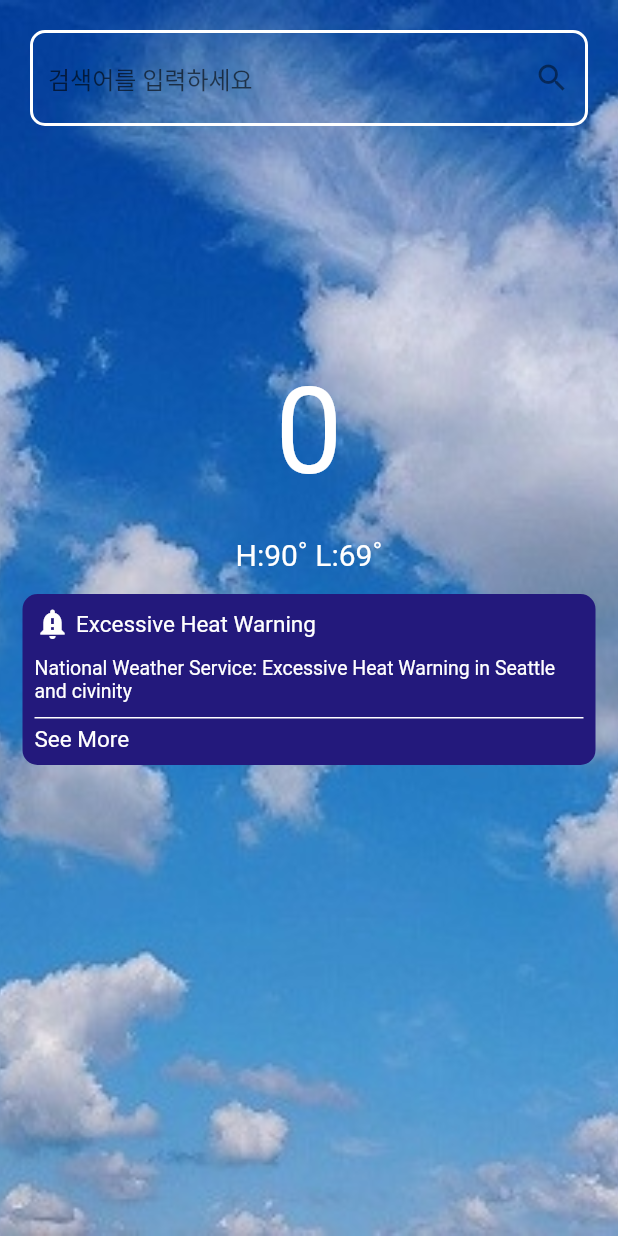
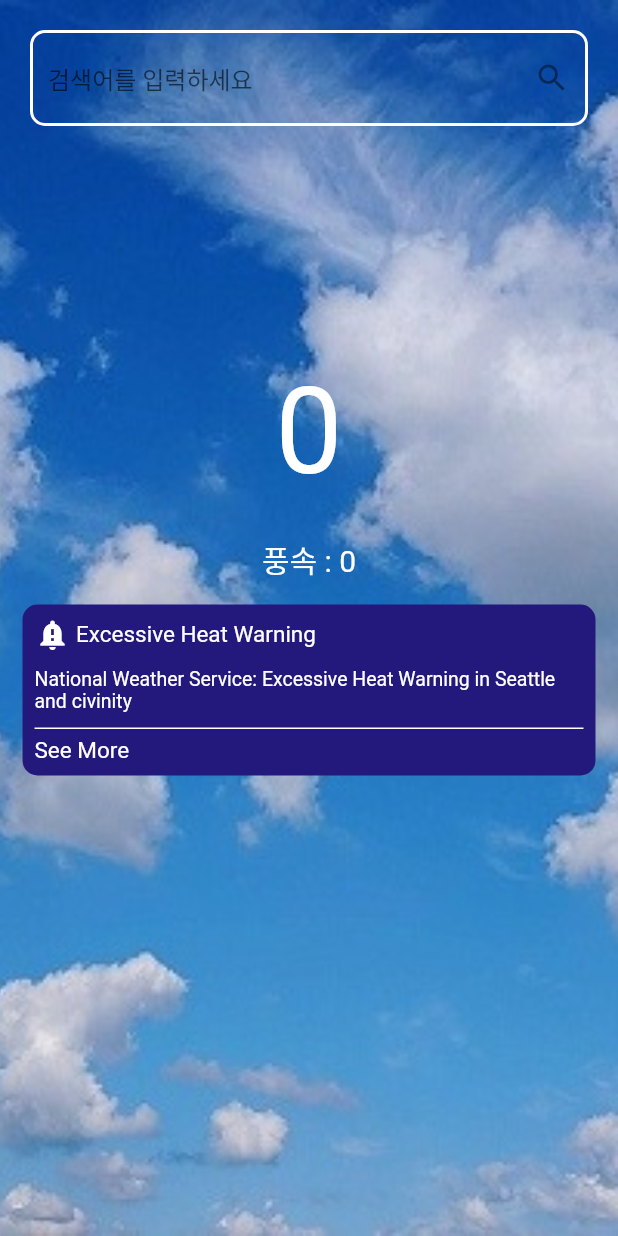
Before and after one commit to wogks/weather-app, a Flutter app: the screen it shows after launch, on a phone screen of 412 x 824 dp. Run offline on Flutter 3.47's test engine with Material 2 defaults, Android fonts, the phone set to English and light mode, and no system bars.

Commit message:
Add: 푸   A 풍풍속 추가

```diff
--- a/lib/api/weather_api.dart
+++ b/lib/api/weather_api.dart
@@ -3,8 +3,9 @@ import 'dart:convert';
 import 'package:http/http.dart' as http;
 import 'package:wheather_app/model/weather_model_class.dart';
 
-class WeatherApi{
-  Future<WeatherModelClass> getWeather(String query) async {//쿼리를 통해 쿼리 검색한거에 해당하는 정보 다가져옴
+class WeatherApi {
+  Future<WeatherModelClass> getWeather(String query) async {
+    //쿼리를 통해 쿼리 검색한거에 해당하는 정보 다가져옴
     Uri url = Uri.parse(
         'https://api.openweathermap.org/data/2.5/weather?q=$query&appid=95114a1e948559e010396b4debdf1672');
 
@@ -13,14 +14,15 @@ class WeatherApi{
 
     Map<String, dynamic> json = jsonDecode(jsonString);
 
-
     String weatherName = json['name'] as String;
     num weatherTemp = json['main']['temp'] as num;
-      String weather = json['weather'][0]['main'] as String; //웨더 스트링에서 첫번째 덩어리에서 메인의 밸류값
+    String weather =
+        json['weather'][0]['main'] as String; //웨더 스트링에서 첫번째 덩어리에서 메인의 밸류값
     //여기서 필요한걸 가져오고
+    num wind = json['wind']['speed'] as num;
+    print(wind);
 
-      return WeatherModelClass(name: weatherName, temp: weatherTemp, weather: weather);
-
-
+    return WeatherModelClass(
+        name: weatherName, temp: weatherTemp, weather: weather, wind: wind);
   }
 }
--- a/lib/main.dart
+++ b/lib/main.dart
@@ -17,7 +17,6 @@ class MyApp extends StatelessWidget {
     return MaterialApp(
       title: 'Flutter Demo',
       theme: ThemeData(
-
         primarySwatch: Colors.blue,
       ),
       home: const MainScreen(),
--- a/lib/model/weather_model_class.dart
+++ b/lib/model/weather_model_class.dart
@@ -2,6 +2,8 @@ class WeatherModelClass {
   String name;
   num temp;
   String weather;
+  num wind;
 
-  WeatherModelClass({required this.name, required this.temp, required this. weather});
+  WeatherModelClass(
+      {required this.name, required this.temp, required this.weather, required this.wind});
 }
--- a/lib/screen/main_screen.dart
+++ b/lib/screen/main_screen.dart
@@ -44,7 +44,6 @@ class _MainScreenState extends State<MainScreen> {
                   ),
                   suffixIcon: GestureDetector(
                     onTap: () {
-
                       viewModel.fetchWeatherInfo(_texteditingcontroller.text);
                     },
                     child: const Icon(Icons.search),
@@ -68,12 +67,12 @@ class _MainScreenState extends State<MainScreen> {
                   style: const TextStyle(color: Colors.white, fontSize: 80),
                 ),
                 Text(
-            viewModel.name.weather,//첫번
+                  viewModel.name.weather, //첫번
                   style: const TextStyle(color: Colors.white, fontSize: 20),
                 ),
-          const Text(
-            'H:90˚ L:69˚',
-            style: TextStyle(color: Colors.white, fontSize: 20),
+                Text(
+                 ( '풍속 : ${viewModel.name.wind.toString()}'),
+                  style: const TextStyle(color: Colors.white, fontSize: 20),
                 ),
               ],
             ),
@@ -86,8 +85,6 @@ class _MainScreenState extends State<MainScreen> {
       ),
     );
   }
-
-
 
   Container _middleContainer() => Container(
         decoration: BoxDecoration(
@@ -134,6 +131,4 @@ class _MainScreenState extends State<MainScreen> {
           ),
         ),
       );
-
-
 }
--- a/lib/view_model/weather_view_model.dart
+++ b/lib/view_model/weather_view_model.dart
@@ -5,10 +5,9 @@ import 'package:wheather_app/model/weather_model_class.dart';
 class WeatherViewModel extends ChangeNotifier {
   final WeatherApi _weather = WeatherApi();
 
-  WeatherModelClass name = WeatherModelClass(name: '', temp: 0, weather: '' );
+  WeatherModelClass name = WeatherModelClass(name: '', temp: 0, weather: '', wind: 0);
 
   void fetchWeatherInfo(String query) async {
-
     name = await _weather.getWeather(query);
 
     notifyListeners();
```
Lines whose indentation alone changed are shown as unchanged.
